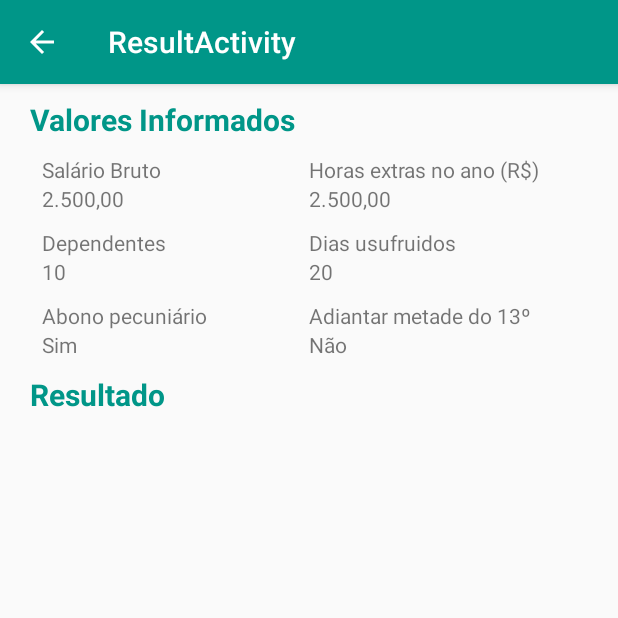
After one commit to carvalhobm/CalculadoraCLT, an Android app: the ResultActivity screen opened directly, with no data from a screen before it, on a phone screen of 412 x 824 dp, the top half of it. The commit adds this screen. Run offline under Robolectric (Android 15) with nearby library versions, the phone set to English and light mode, and no system bars; 1 statement that could not run was skipped.

Commit message:
Partial commit.
ResultActivity layout partially implemented.

```diff
--- /dev/null
+++ b/CalculadoraCLT/app/src/main/java/com/brunocarvalho/calculadoraclt/ResultActivity.java
@@ -0,0 +1,40 @@
+package com.brunocarvalho.calculadoraclt;
+
+import android.content.Intent;
+import android.os.Bundle;
+import android.support.design.widget.FloatingActionButton;
+import android.support.design.widget.Snackbar;
+import android.support.v7.app.AppCompatActivity;
+import android.support.v7.widget.Toolbar;
+import android.view.View;
+import android.widget.TextView;
+
+import com.brunocarvalho.calculadoraclt.fragments.RescisaoFragment;
+import com.brunocarvalho.calculadoraclt.negocio.to.ResultadoTO;
+
+public class ResultActivity extends AppCompatActivity {
+
+    private TextView textViewTituloResultado;
+
+    @Override
+    protected void onCreate(Bundle savedInstanceState) {
+        super.onCreate(savedInstanceState);
+        setContentView(R.layout.activity_result);
+        Toolbar toolbar = (Toolbar) findViewById(R.id.toolbar);
+        setSupportActionBar(toolbar);
+
+        getSupportActionBar().setDisplayHomeAsUpEnabled(true);
+
+        findViews();
+
+        Intent intent = getIntent();
+        final ResultadoTO resultado = (ResultadoTO) intent.getSerializableExtra(RescisaoFragment.RESULTADO);
+
+        textViewTituloResultado.setText(resultado.getTituloResultado());
+    }
+
+    private void findViews(){
+        textViewTituloResultado = (TextView) findViewById(R.id.text_view_titulo_resultado);
+    }
+
+}
--- a/CalculadoraCLT/app/src/main/java/com/brunocarvalho/calculadoraclt/fragments/FeriasFragment.java
+++ b/CalculadoraCLT/app/src/main/java/com/brunocarvalho/calculadoraclt/fragments/FeriasFragment.java
@@ -1,13 +1,21 @@
 package com.brunocarvalho.calculadoraclt.fragments;
 
+import android.content.Context;
+import android.content.Intent;
 import android.support.v4.app.Fragment;
 import android.os.Bundle;
 import android.support.annotation.Nullable;
+import android.text.InputType;
 import android.view.LayoutInflater;
 import android.view.View;
 import android.view.ViewGroup;
+import android.view.inputmethod.InputMethodManager;
+import android.widget.Button;
+import android.widget.EditText;
+import android.widget.Spinner;
 
 import com.brunocarvalho.calculadoraclt.R;
+import com.brunocarvalho.calculadoraclt.ResultActivity;
 
 /**
  * Created by carva on 13/05/2017.
@@ -15,7 +23,11 @@ import com.brunocarvalho.calculadoraclt.R;
 
 public class FeriasFragment extends Fragment {
 
-    public FeriasFragment(){
+    private Button btnCalcular;
+
+    private InputMethodManager imm;
+
+    public FeriasFragment() {
 
     }
 
@@ -27,6 +39,29 @@ public class FeriasFragment extends Fragment {
     @Nullable
     @Override
     public View onCreateView(LayoutInflater inflater, @Nullable ViewGroup container, Bundle savedInstanceState) {
-        return inflater.inflate(R.layout.fragment_ferias, container, false);
+
+        final View rootView = inflater.inflate(R.layout.fragment_ferias, container, false);
+
+        findViews(rootView);
+
+        createListeners();
+
+        return rootView;
+    }
+
+    private void findViews(View view) {
+        btnCalcular = (Button) view.findViewById(R.id.btn_calcular_ferias);
+
+        imm = (InputMethodManager) getActivity().getSystemService(Context.INPUT_METHOD_SERVICE);
+    }
+
+    private void createListeners() {
+        // Button Calcular
+        btnCalcular.setOnClickListener(new View.OnClickListener() {
+            @Override
+            public void onClick(View v) {
+                startActivity(new Intent(getActivity(), ResultActivity.class));
+            }
+        });
     }
 }
--- a/CalculadoraCLT/app/src/main/java/com/brunocarvalho/calculadoraclt/fragments/RescisaoFragment.java
+++ b/CalculadoraCLT/app/src/main/java/com/brunocarvalho/calculadoraclt/fragments/RescisaoFragment.java
@@ -3,6 +3,7 @@ package com.brunocarvalho.calculadoraclt.fragments;
 
 import android.app.DatePickerDialog;
 import android.content.Context;
+import android.content.Intent;
 import android.os.Bundle;
 import android.support.annotation.Nullable;
 import android.support.v4.app.Fragment;
@@ -13,11 +14,14 @@ import android.view.ViewGroup;
 import android.view.inputmethod.InputMethodManager;
 import android.widget.AdapterView;
 import android.widget.ArrayAdapter;
+import android.widget.Button;
 import android.widget.DatePicker;
 import android.widget.EditText;
 import android.widget.Spinner;
 
 import com.brunocarvalho.calculadoraclt.R;
+import com.brunocarvalho.calculadoraclt.ResultActivity;
+import com.brunocarvalho.calculadoraclt.negocio.to.ResultadoTO;
 
 import java.text.SimpleDateFormat;
 import java.util.Calendar;
@@ -31,6 +35,8 @@ import fr.ganfra.materialspinner.MaterialSpinner;
 
 public class RescisaoFragment extends Fragment {
 
+    public static final String RESULTADO = "Resultado";
+
     private DatePickerDialog datePickerContratacao;
     private DatePickerDialog datePickerDemissao;
 
@@ -41,6 +47,8 @@ public class RescisaoFragment extends Fragment {
 
     private Spinner spinnerMotivo;
     private Spinner spinnerAviso;
+
+    private Button btnCalcular;
 
     private SimpleDateFormat sdf;
 
@@ -100,6 +108,8 @@ public class RescisaoFragment extends Fragment {
 
         spinnerMotivo = (Spinner) view.findViewById(R.id.spinner_motivo);
         spinnerAviso = (Spinner) view.findViewById(R.id.spinner_aviso);
+
+        btnCalcular = (Button) view.findViewById(R.id.btn_calcular_rescisao);
 
         imm = (InputMethodManager) getActivity().getSystemService(Context.INPUT_METHOD_SERVICE);
     }
@@ -231,6 +241,22 @@ public class RescisaoFragment extends Fragment {
                 editTextAviso.setText("");
             }
         });
+
+        // Button Calcular
+        btnCalcular.setOnClickListener(new View.OnClickListener() {
+            @Override
+            public void onClick(View v) {
+
+                final ResultadoTO result = new ResultadoTO();
+                result.setTituloResultado("Rescisao");
+
+                Intent intent = new Intent(getActivity(), ResultActivity.class);
+                intent.putExtra(RescisaoFragment.RESULTADO, result);
+
+                startActivity(intent);
+            }
+        });
+
     }
 
 }
--- a/CalculadoraCLT/app/src/main/java/com/brunocarvalho/calculadoraclt/fragments/SalLiquidoFragment.java
+++ b/CalculadoraCLT/app/src/main/java/com/brunocarvalho/calculadoraclt/fragments/SalLiquidoFragment.java
@@ -1,5 +1,7 @@
 package com.brunocarvalho.calculadoraclt.fragments;
 
+import android.content.Context;
+import android.content.Intent;
 import android.support.design.widget.TextInputLayout;
 import android.support.v4.app.Fragment;
 import android.os.Bundle;
@@ -7,9 +9,12 @@ import android.support.annotation.Nullable;
 import android.view.LayoutInflater;
 import android.view.View;
 import android.view.ViewGroup;
+import android.view.inputmethod.InputMethodManager;
+import android.widget.Button;
 import android.widget.EditText;
 
 import com.brunocarvalho.calculadoraclt.R;
+import com.brunocarvalho.calculadoraclt.ResultActivity;
 
 /**
  * Created by carva on 13/05/2017.
@@ -17,10 +22,11 @@ import com.brunocarvalho.calculadoraclt.R;
 
 public class SalLiquidoFragment extends Fragment {
 
-    private TextInputLayout inputLayoutSalBruto;
-    private EditText editTextSalBruto;
+    private Button btnCalcular;
 
-    public SalLiquidoFragment(){
+    private InputMethodManager imm;
+
+    public SalLiquidoFragment() {
 
     }
 
@@ -32,10 +38,30 @@ public class SalLiquidoFragment extends Fragment {
     @Nullable
     @Override
     public View onCreateView(LayoutInflater inflater, @Nullable ViewGroup container, Bundle savedInstanceState) {
-        return inflater.inflate(R.layout.fragment_sal_liquido, container, false);
+
+        final View rootView = inflater.inflate(R.layout.fragment_sal_liquido, container, false);
+
+        findViews(rootView);
+
+        createListeners();
+
+        return rootView;
     }
 
-    private boolean validateSalarioBruto(){
-        return false;
+    private void findViews(View view) {
+        btnCalcular = (Button) view.findViewById(R.id.btn_calcular_sal_liquido);
+
+        imm = (InputMethodManager) getActivity().getSystemService(Context.INPUT_METHOD_SERVICE);
     }
+
+    private void createListeners() {
+        // Button Calcular
+        btnCalcular.setOnClickListener(new View.OnClickListener() {
+            @Override
+            public void onClick(View v) {
+                startActivity(new Intent(getActivity(), ResultActivity.class));
+            }
+        });
+    }
+
 }
--- a/CalculadoraCLT/app/src/main/java/com/brunocarvalho/calculadoraclt/com/brunocarvalho/calculadoraclt/negocio/calculadora/Calculadora.java
+++ b/CalculadoraCLT/app/src/main/java/com/brunocarvalho/calculadoraclt/negocio/calculadora/Calculadora.java
@@ -1,4 +1,4 @@
-package com.brunocarvalho.calculadoraclt.com.brunocarvalho.calculadoraclt.negocio.calculadora;
+package com.brunocarvalho.calculadoraclt.negocio.calculadora;
 
 /**
  * Created by carva on 13/05/2017.
--- /dev/null
+++ b/CalculadoraCLT/app/src/main/java/com/brunocarvalho/calculadoraclt/negocio/to/ResultadoTO.java
@@ -0,0 +1,20 @@
+package com.brunocarvalho.calculadoraclt.negocio.to;
+
+import java.io.Serializable;
+
+/**
+ * Created by carva on 15/05/2017.
+ */
+
+public class ResultadoTO implements Serializable {
+
+    private String tituloResultado;
+
+    public String getTituloResultado() {
+        return tituloResultado;
+    }
+
+    public void setTituloResultado(String tituloResultado) {
+        this.tituloResultado = tituloResultado;
+    }
+}
--- /dev/null
+++ b/CalculadoraCLT/app/src/main/res/layout/activity_result.xml
@@ -0,0 +1,25 @@
+<?xml version="1.0" encoding="utf-8"?>
+<android.support.design.widget.CoordinatorLayout xmlns:android="http://schemas.android.com/apk/res/android"
+    xmlns:app="http://schemas.android.com/apk/res-auto"
+    xmlns:tools="http://schemas.android.com/tools"
+    android:layout_width="match_parent"
+    android:layout_height="match_parent"
+    tools:context="com.brunocarvalho.calculadoraclt.ResultActivity">
+
+    <android.support.design.widget.AppBarLayout
+        android:layout_width="match_parent"
+        android:layout_height="wrap_content"
+        android:theme="@style/AppTheme.AppBarOverlay">
+
+        <android.support.v7.widget.Toolbar
+            android:id="@+id/toolbar"
+            android:layout_width="match_parent"
+            android:layout_height="?attr/actionBarSize"
+            android:background="?attr/colorPrimary"
+            app:popupTheme="@style/AppTheme.PopupOverlay" />
+
+    </android.support.design.widget.AppBarLayout>
+
+    <include layout="@layout/content_result" />
+
+</android.support.design.widget.CoordinatorLayout>
--- /dev/null
+++ b/CalculadoraCLT/app/src/main/res/layout/content_result.xml
@@ -0,0 +1,164 @@
+<?xml version="1.0" encoding="utf-8"?>
+<android.support.constraint.ConstraintLayout xmlns:android="http://schemas.android.com/apk/res/android"
+    xmlns:app="http://schemas.android.com/apk/res-auto"
+    xmlns:tools="http://schemas.android.com/tools"
+    android:layout_width="match_parent"
+    android:layout_height="match_parent"
+    android:paddingLeft="20dp"
+    android:paddingRight="20dp"
+    app:layout_behavior="@string/appbar_scrolling_view_behavior"
+    tools:context="com.brunocarvalho.calculadoraclt.ResultActivity"
+    tools:showIn="@layout/activity_result">
+
+    <android.support.constraint.Guideline
+        android:id="@+id/guideline"
+        android:layout_width="wrap_content"
+        android:layout_height="wrap_content"
+        android:orientation="vertical"
+        app:layout_constraintGuide_percent="0.5"
+        tools:layout_editor_absoluteX="180dp"
+        tools:layout_editor_absoluteY="81dp" />
+
+    <TextView
+        android:id="@+id/text_view_titulo_valores"
+        android:layout_width="wrap_content"
+        android:layout_height="wrap_content"
+        android:layout_centerInParent="true"
+        android:paddingBottom="10dp"
+        android:paddingTop="10dp"
+        android:text="@string/label_valores_informados"
+        android:textColor="@color/colorPrimary"
+        android:textSize="@dimen/title_label"
+        android:textStyle="bold" />
+
+    <!-- First Row-->
+    <TextView
+        android:id="@+id/text_view_sal_bruto"
+        android:layout_width="wrap_content"
+        android:layout_height="wrap_content"
+        android:layout_marginLeft="8dp"
+        android:layout_marginRight="8dp"
+        android:text="@string/sal_bruto"
+        app:layout_constraintHorizontal_bias="0.0"
+        app:layout_constraintHorizontal_chainStyle="spread_inside"
+        app:layout_constraintLeft_toLeftOf="parent"
+        app:layout_constraintRight_toLeftOf="@+id/guideline"
+        app:layout_constraintTop_toBottomOf="@+id/text_view_titulo_valores" />
+
+    <TextView
+        android:id="@+id/text_view_sal_bruto_val"
+        android:layout_width="wrap_content"
+        android:layout_height="wrap_content"
+        android:text="2.500,00"
+        app:layout_constraintLeft_toLeftOf="@+id/text_view_sal_bruto"
+        app:layout_constraintTop_toBottomOf="@+id/text_view_sal_bruto" />
+
+    <TextView
+        android:id="@+id/text_view_media_hrs_extras"
+        android:layout_width="wrap_content"
+        android:layout_height="wrap_content"
+        android:text="@string/horas_extras"
+        app:layout_constraintLeft_toRightOf="@+id/guideline"
+        app:layout_constraintTop_toTopOf="@id/text_view_sal_bruto"/>
+
+    <TextView
+        android:id="@+id/text_view_media_hrs_extras_val"
+        android:layout_width="wrap_content"
+        android:layout_height="wrap_content"
+        android:text="2.500,00"
+        app:layout_constraintLeft_toLeftOf="@+id/text_view_media_hrs_extras"
+        app:layout_constraintTop_toBottomOf="@+id/text_view_media_hrs_extras" />
+
+    <!-- Second Row-->
+    <TextView
+        android:id="@+id/text_view_dependentes"
+        android:layout_width="wrap_content"
+        android:layout_height="wrap_content"
+        android:layout_marginLeft="8dp"
+        android:layout_marginRight="8dp"
+        android:layout_marginTop="10dp"
+        android:text="@string/dependentes"
+        app:layout_constraintHorizontal_bias="0.0"
+        app:layout_constraintHorizontal_chainStyle="spread_inside"
+        app:layout_constraintLeft_toLeftOf="parent"
+        app:layout_constraintRight_toLeftOf="@+id/guideline"
+        app:layout_constraintTop_toBottomOf="@+id/text_view_sal_bruto_val" />
+
+    <TextView
+        android:id="@+id/text_view_dependentes_val"
+        android:layout_width="wrap_content"
+        android:layout_height="wrap_content"
+        android:text="10"
+        app:layout_constraintLeft_toLeftOf="@+id/text_view_dependentes"
+        app:layout_constraintTop_toBottomOf="@+id/text_view_dependentes" />
+
+    <TextView
+        android:id="@+id/text_view_dias_usufruidos"
+        android:layout_width="wrap_content"
+        android:layout_height="wrap_content"
+        android:text="@string/dias_usufruidos"
+        app:layout_constraintLeft_toRightOf="@+id/guideline"
+        app:layout_constraintTop_toTopOf="@id/text_view_dependentes"/>
+
+    <TextView
+        android:id="@+id/text_view_dias_usufruidos_val"
+        android:layout_width="wrap_content"
+        android:layout_height="wrap_content"
+        android:text="20"
+        app:layout_constraintLeft_toLeftOf="@+id/text_view_dias_usufruidos"
+        app:layout_constraintTop_toBottomOf="@+id/text_view_dias_usufruidos" />
+
+    <!-- Third Row-->
+    <TextView
+        android:id="@+id/text_view_abono_pecuniario"
+        android:layout_width="wrap_content"
+        android:layout_height="wrap_content"
+        android:layout_marginLeft="8dp"
+        android:layout_marginRight="8dp"
+        android:layout_marginTop="10dp"
+        android:text="@string/abono_pecuniario_abreviado"
+        app:layout_constraintHorizontal_bias="0.0"
+        app:layout_constraintHorizontal_chainStyle="spread_inside"
+        app:layout_constraintLeft_toLeftOf="parent"
+        app:layout_constraintRight_toLeftOf="@+id/guideline"
+        app:layout_constraintTop_toBottomOf="@+id/text_view_dependentes_val" />
+
+    <TextView
+        android:id="@+id/text_view_abono_pecuniario_val"
+        android:layout_width="wrap_content"
+        android:layout_height="wrap_content"
+        android:text="Sim"
+        app:layout_constraintLeft_toLeftOf="@+id/text_view_abono_pecuniario"
+        app:layout_constraintTop_toBottomOf="@+id/text_view_abono_pecuniario" />
+
+    <TextView
+        android:id="@+id/text_view_adiantar_decimo_terceiro"
+        android:layout_width="wrap_content"
+        android:layout_height="wrap_content"
+        android:text="@string/adiantar_decimo_terceiro"
+        app:layout_constraintLeft_toRightOf="@+id/guideline"
+        app:layout_constraintTop_toTopOf="@id/text_view_abono_pecuniario"/>
+
+    <TextView
+        android:id="@+id/text_view_dias_adiantar_decimo_terceiro_val"
+        android:layout_width="wrap_content"
+        android:layout_height="wrap_content"
+        android:text="Não"
+        app:layout_constraintLeft_toLeftOf="@+id/text_view_adiantar_decimo_terceiro"
+        app:layout_constraintTop_toBottomOf="@+id/text_view_adiantar_decimo_terceiro" />
+
+    <TextView
+        android:id="@+id/text_view_titulo_resultado"
+        android:layout_width="wrap_content"
+        android:layout_height="wrap_content"
+        android:layout_centerInParent="true"
+        android:paddingBottom="10dp"
+        android:paddingTop="10dp"
+        android:text="@string/label_resultado"
+        android:textColor="@color/colorPrimary"
+        android:textSize="@dimen/title_label"
+        android:textStyle="bold"
+        app:layout_constraintTop_toBottomOf="@id/text_view_abono_pecuniario_val"
+        app:layout_constraintLeft_toLeftOf="@id/text_view_titulo_valores"/>
+
+</android.support.constraint.ConstraintLayout>
--- a/CalculadoraCLT/app/src/main/res/values/strings.xml
+++ b/CalculadoraCLT/app/src/main/res/values/strings.xml
@@ -11,12 +11,14 @@
     <string name="ferias">Férias</string>
     <string name="sal_liquido">Salário Líquido</string>
     <string name="cifra">(R$)</string>
+    <string name="sal_bruto">Salário Bruto</string>
     <string name="sal_bruto_cifra">Salário Bruto (R$)</string>
     <string name="dependentes">Dependentes</string>
     <string name="outros_descontos">Outros descontos</string>
-    <string name="horas_extras">Médio de horas extras no ano (R$)</string>
+    <string name="horas_extras">Horas extras no ano (R$)</string>
     <string name="dias_usufruidos">Dias usufruidos</string>
     <string name="abono_pecuniario">Abono pecuniário(Vender 1/3)</string>
+    <string name="abono_pecuniario_abreviado">Abono pecuniário</string>
     <string name="adiantar_decimo_terceiro">Adiantar metade do 13º</string>
     <string name="dt_contratacao">Data de contratação</string>
     <string name="dt_demissao">Data de demissão</string>
@@ -27,7 +29,10 @@
 
 
     <string name="label_calcular">Calcular</string>
+    <string name="label_resultado">Resultado</string>
+    <string name="label_valores_informados">Valores Informados</string>
     <string name="label_sim">Sim</string>
     <string name="label_nao">Não</string>
+    <string name="title_activity_result">ResultActivity</string>
 
 </resources>
--- a/CalculadoraCLT/app/src/main/res/values/styles.xml
+++ b/CalculadoraCLT/app/src/main/res/values/styles.xml
@@ -7,11 +7,14 @@
         <item name="colorPrimaryDark">@color/colorPrimaryDark</item>
         <item name="colorAccent">@color/colorAccent</item>
     </style>
+
     <style name="AppTheme.NoActionBar">
         <item name="windowActionBar">false</item>
         <item name="windowNoTitle">true</item>
     </style>
+
     <style name="AppTheme.AppBarOverlay" parent="ThemeOverlay.AppCompat.Dark.ActionBar" />
+
     <style name="AppTheme.PopupOverlay" parent="ThemeOverlay.AppCompat.Light" />
 
 </resources>
```
Also changed, not shown: CalculadoraCLT/app/src/main/AndroidManifest.xml (+12 -1 lines), 1 other file.
